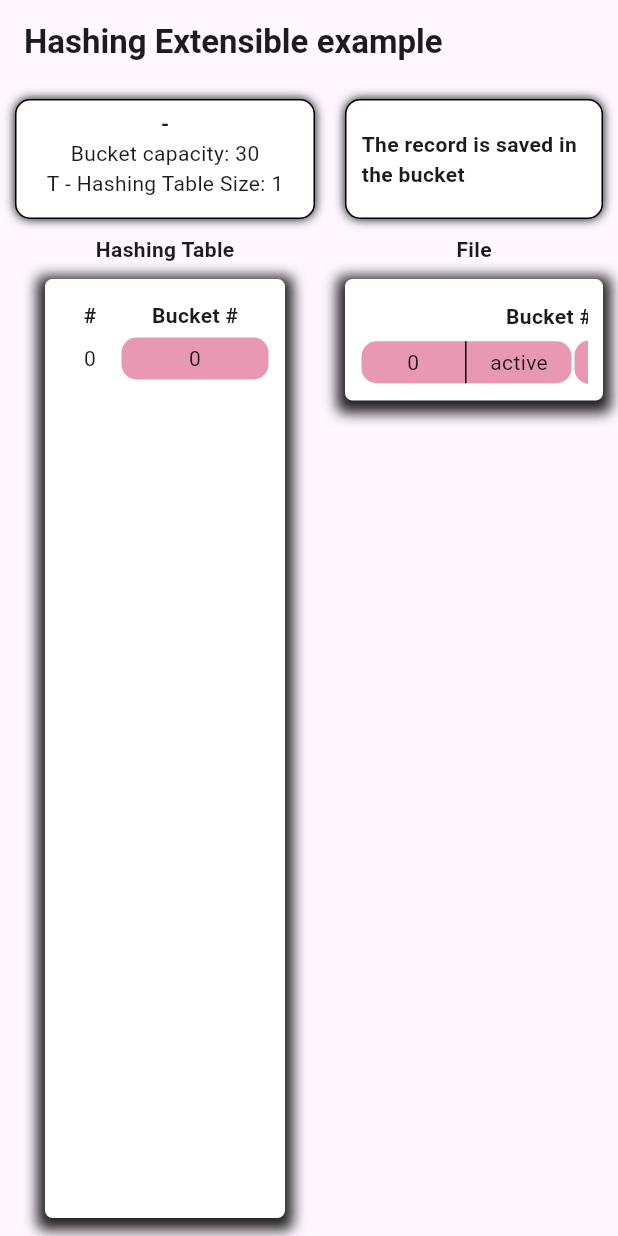
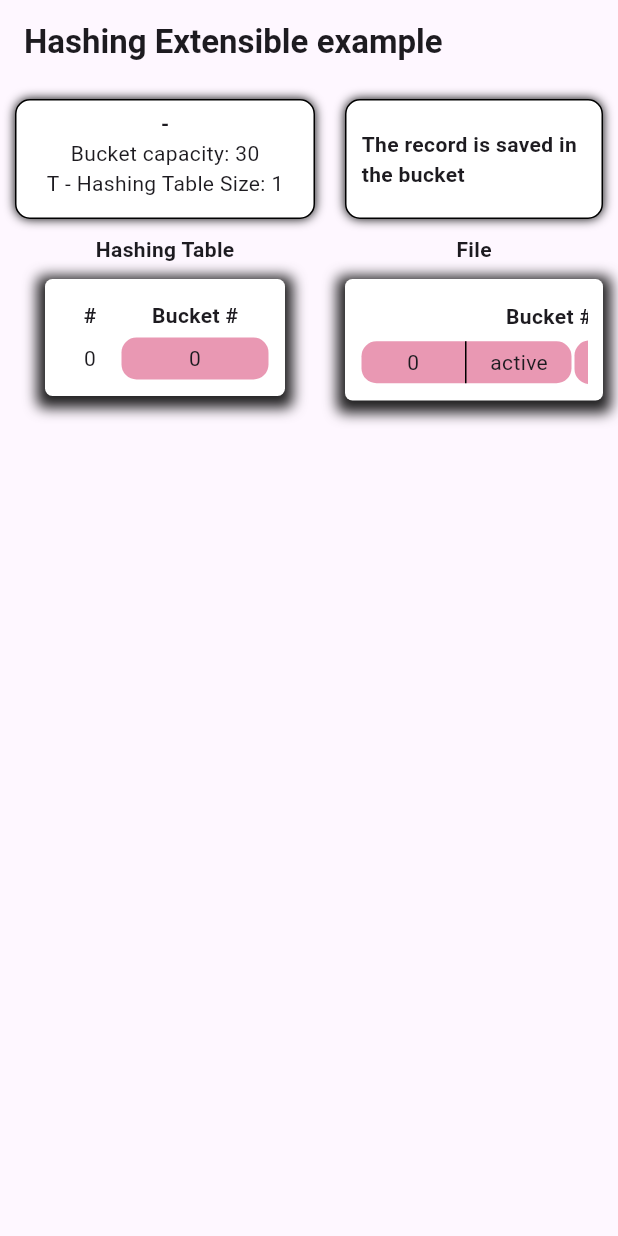
Before and after one commit to it-toolkit/visualizeit_dynamicfile_extendiblehashing_extension, a Flutter app: the screen it shows after launch, on a phone screen of 412 x 824 dp. Run offline on Flutter 3.47's test engine with Material 3 defaults, Android fonts, the phone set to English and light mode, and no system bars; missing offline and left inert: visualizeit_extensions; statements that could not run were skipped.

```diff
--- a/lib/widget/direct_file_widget.dart
+++ b/lib/widget/direct_file_widget.dart
@@ -98,7 +98,7 @@ class _DirectFileExtendibleHashingWidgetState extends State<DirectFileExtendible
 
   Widget createWidgetsFromFile() {
     _logger.trace(() => "Creating all widgets for the file");
-    Widget hashingTableWidget;
+    HashingTableWidget hashingTableWidget;
     Widget bucketListWidget;
     Widget freedBucketListWidget;
     bool freedBucketListisNotEmpty = false;
@@ -133,7 +133,10 @@ class _DirectFileExtendibleHashingWidgetState extends State<DirectFileExtendible
         children: [
           buildHeaderRow(headerRowHeight, constraints), //First Row
           Row(mainAxisAlignment: MainAxisAlignment.start, crossAxisAlignment: CrossAxisAlignment.start, children: [
-            LimitedBox(maxHeight: constraints.maxHeight - headerRowHeight, maxWidth: 220, child: hashingTableWidget),
+            LimitedBox(
+                maxHeight: min(90 + 30.0 * (hashingTableWidget.currentTransition?.getTransition()?.hash.length ?? 1), constraints.maxHeight - headerRowHeight),
+                maxWidth: 220,
+                child: hashingTableWidget),
             Column(
               mainAxisAlignment: MainAxisAlignment.start,
               children: [
```
